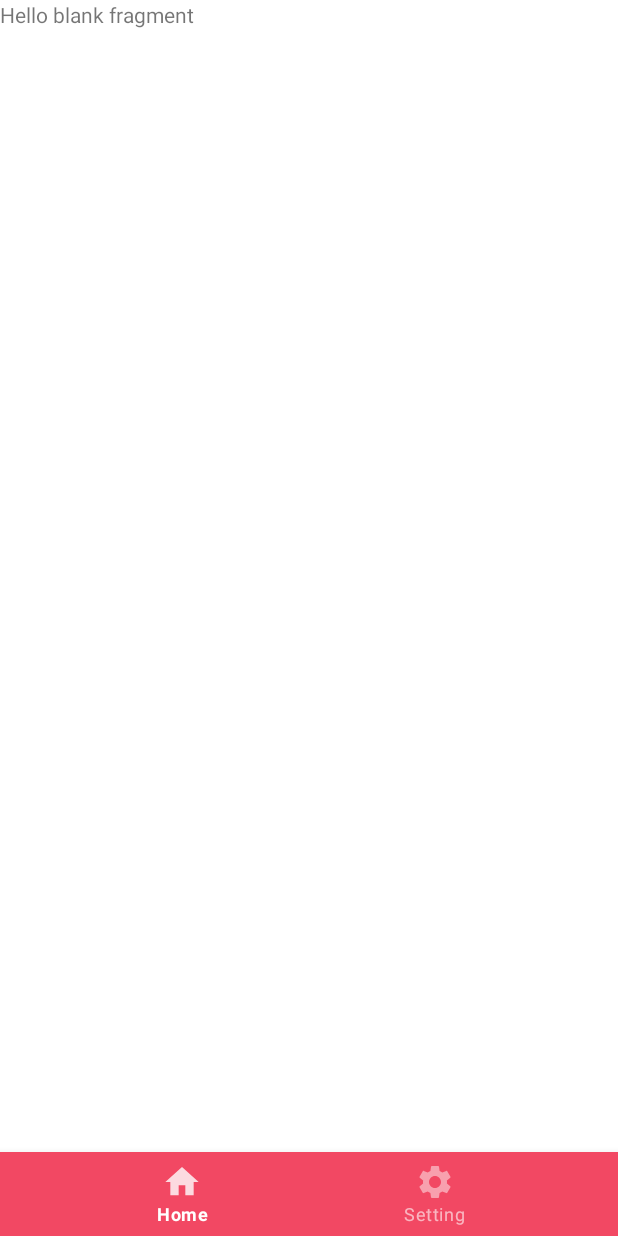
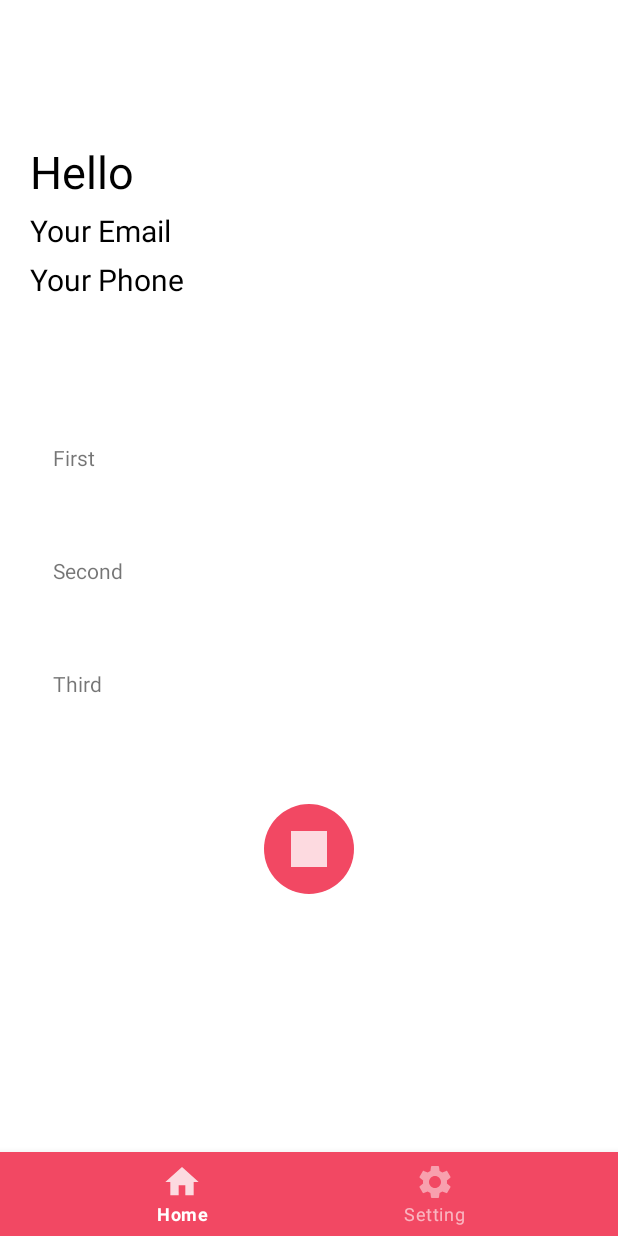
Before and after one commit to bhatt-nisarg/Project1, an Android app: the fragment SettingFragment placed in its activity, on a phone screen of 412 x 824 dp. Run offline under Robolectric (Android 15) with nearby library versions, the phone set to English and light mode, and no system bars; our stand-ins replace Picasso; pictures from the network do not load.

Commit message:
second Release

```diff
--- /dev/null
+++ b/app/src/main/res/drawable/up_corner.xml
@@ -0,0 +1,12 @@
+<?xml version="1.0" encoding="utf-8"?>
+<selector xmlns:android="http://schemas.android.com/apk/res/android">
+    <item>
+        <shape android:shape="rectangle" >
+
+            <solid android:color="@color/white"/>
+            <corners android:bottomRightRadius="5dp" android:bottomLeftRadius="5dp" android:topLeftRadius="5dp" android:topRightRadius="5dp"/>
+
+        </shape>
+
+    </item>
+</selector>
--- a/app/src/main/res/layout/fragment_setting.xml
+++ b/app/src/main/res/layout/fragment_setting.xml
@@ -1,14 +1,102 @@
 <?xml version="1.0" encoding="utf-8"?>
-<FrameLayout xmlns:android="http://schemas.android.com/apk/res/android"
+<RelativeLayout xmlns:android="http://schemas.android.com/apk/res/android"
     xmlns:tools="http://schemas.android.com/tools"
     android:layout_width="match_parent"
     android:layout_height="match_parent"
+    xmlns:app="http://schemas.android.com/apk/res-auto"
     tools:context=".SettingFragment">
 
-    <!-- TODO: Update blank fragment layout -->
-    <TextView
+    <LinearLayout
+        android:layout_width="match_parent"
+        android:layout_height="200dp"
+        android:layout_margin="20dp"
+        android:id="@+id/linearsetting"
+        android:orientation="vertical"
+        >
+
+        <ImageView
+            android:layout_width="wrap_content"
+            android:layout_height="wrap_content"
+            android:layout_marginTop="50dp"
+            android:src="@drawable/btnsubmit"
+            />
+        <TextView
+            android:layout_width="wrap_content"
+            android:layout_height="wrap_content"
+            android:textColor="@color/black"
+            android:text="Hello"
+            android:textSize="30sp"
+            />
+        <TextView
+            android:layout_width="wrap_content"
+            android:layout_height="wrap_content"
+            android:textColor="@color/black"
+            android:layout_marginTop="5dp"
+            android:text="Your Email"
+            android:textSize="20sp"
+            />
+        <TextView
+            android:layout_width="wrap_content"
+            android:layout_height="wrap_content"
+            android:textColor="@color/black"
+            android:layout_marginTop="5dp"
+            android:text="Your Phone"
+            android:textSize="20sp"
+            />
+    </LinearLayout>
+
+
+    <LinearLayout
         android:layout_width="match_parent"
         android:layout_height="match_parent"
-        android:text="@string/hello_blank_fragment" />
+        android:id="@+id/linear2setting"
+        android:orientation="vertical"
+        android:layout_below="@id/linearsetting"
+       >
 
-</FrameLayout>
+        <TextView
+            android:layout_width="match_parent"
+            android:layout_height="60dp"
+            android:layout_gravity="center"
+            android:text="First"
+            android:paddingTop="20dp"
+            android:paddingLeft="10dp"
+            android:layout_marginTop="35dp"
+            android:layout_marginLeft="25dp"
+            android:layout_marginRight="25dp"
+            android:background="@drawable/up_corner"/>
+        <TextView
+            android:layout_width="match_parent"
+            android:layout_height="60dp"
+            android:layout_gravity="center"
+            android:text="Second"
+            android:paddingTop="20dp"
+            android:paddingLeft="10dp"
+            android:layout_marginTop="15dp"
+            android:layout_marginLeft="25dp"
+            android:layout_marginRight="25dp"
+            android:background="@drawable/up_corner"/>
+        <TextView
+            android:layout_width="match_parent"
+            android:layout_height="60dp"
+            android:layout_gravity="center"
+            android:text="Third"
+            android:paddingTop="20dp"
+            android:paddingLeft="10dp"
+            android:layout_marginTop="15dp"
+            android:layout_marginLeft="25dp"
+            android:layout_marginRight="25dp"
+            android:background="@drawable/up_corner"/>
+        <ImageButton
+            android:id="@+id/submit"
+            android:layout_width="60dp"
+            android:layout_height="60dp"
+            android:layout_centerHorizontal="true"
+            android:layout_gravity="center"
+            android:layout_marginTop="50dp"
+            android:background="@drawable/buttonbg"
+            android:src="@drawable/logout" />
+    </LinearLayout>
+
+
+</RelativeLayout>
--- /dev/null
+++ b/app/src/main/res/menu/setting.xml
@@ -0,0 +1,4 @@
+<?xml version="1.0" encoding="utf-8"?>
+<menu xmlns:android="http://schemas.android.com/apk/res/android">
+
+</menu>
--- a/app/src/main/res/values/themes.xml
+++ b/app/src/main/res/values/themes.xml
@@ -27,6 +27,11 @@
         <item name="android:background">@drawable/textbackground</item>
 
         <item name="android:textColor"  >@color/pink</item>
+
+    </style>
+    <style name="Logout" parent="Widget.MaterialComponents.Button">
+        <item name="android:background">@drawable/up_corner</item>
+        <item name="android:textColor">@color/pink</item>
 
     </style>
 
```
Also changed, not shown: app/src/main/res/drawable-hdpi/logout.png (added), app/src/main/res/drawable-mdpi/logout.png (added), app/src/main/res/drawable-xhdpi/logout.png (added), app/src/main/res/drawable-xxhdpi/logout.png (added), app/src/main/res/drawable-xxxhdpi/logout.png (added).
